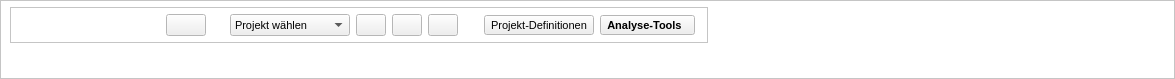
Above: projektcheck/ui/ProjektCheck_dockwidget_base.ui from projektcheck/ProjektCheck-QGIS before the change. Below: the same form after it.
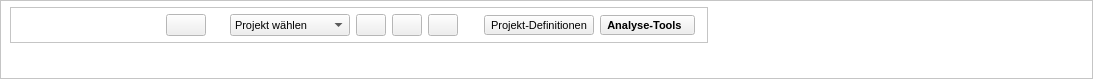
That is the form after the change. Icons and pictures are not drawn.

Patch:
```diff
--- a/projektcheck/ui/ProjektCheck_dockwidget_base.ui
+++ b/projektcheck/ui/ProjektCheck_dockwidget_base.ui
@@ -6,7 +6,7 @@
    <rect>
     <x>0</x>
     <y>0</y>
-    <width>1175</width>
+    <width>1093</width>
     <height>79</height>
    </rect>
   </property>
```
Left out of the diff: 15 changed lines with no effect on the pictures.
